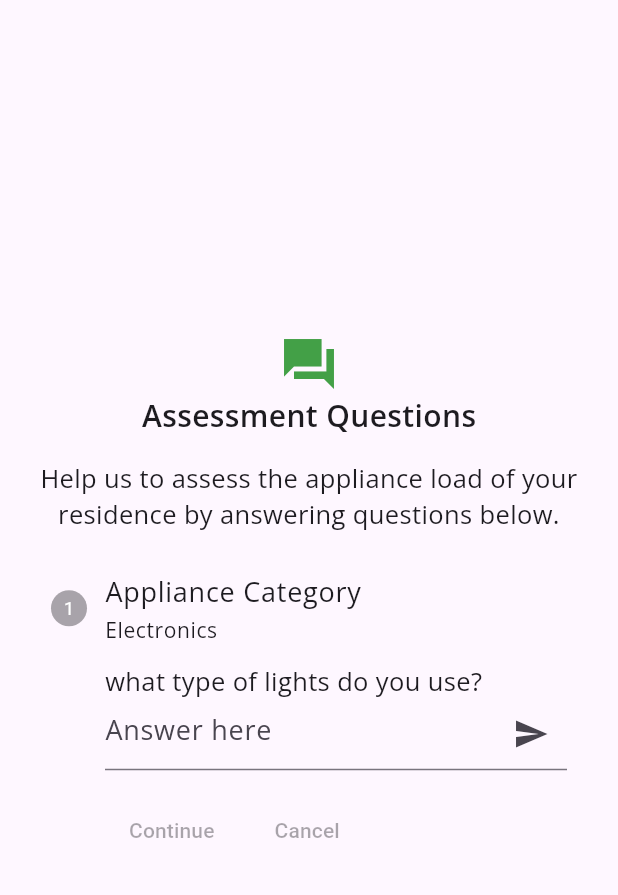
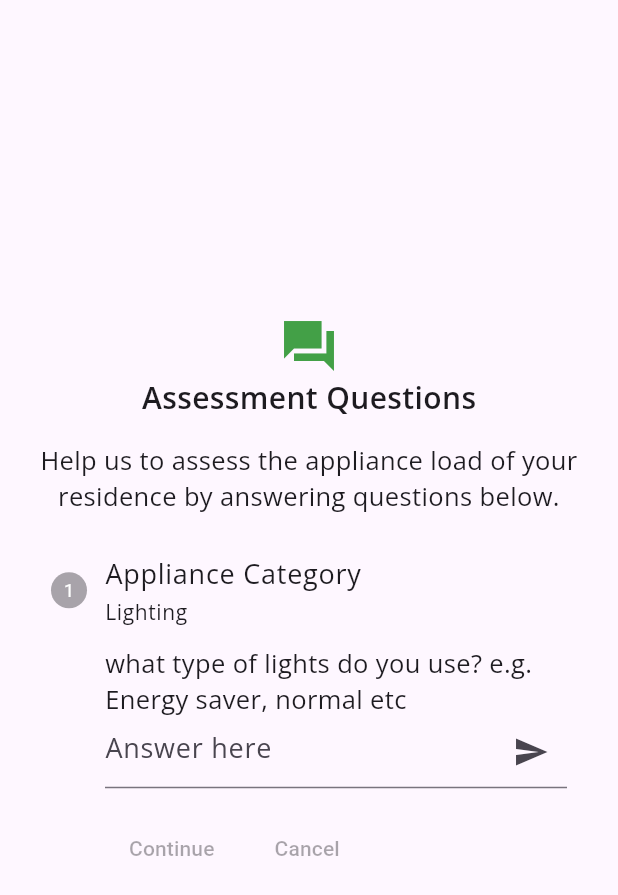
Before and after one commit to ZhenLink/Green-Energy, a Flutter app: the AssessmentSteps screen opened directly, on a phone screen of 412 x 824 dp. Shown: the top 895 px of the screen. Run offline on Flutter 3.47's test engine with Material 2 defaults, Android fonts, the phone set to English and light mode, and no system bars; our stand-ins replace geolocator, get, google_fonts, google_nav_bar, image_picker; missing offline and left inert: dialog_flowtter; statements that could not run were skipped.

Commit message:
initial commit

```diff
--- a/lib/Models/appliance_assessment.dart
+++ b/lib/Models/appliance_assessment.dart
@@ -10,15 +10,18 @@ class ApplianceAssessment {
   static const int fridgesLoad = 400; //in watts
   static const int cookersLoad = 3000; //in watts
   static const int microwavesLoad = 600; //in watts
+  static const int toastersLoad = 600; //in watts
+  static const int blendersLoad = 400; //in watts
   static const int printersLoad = 50; //in watts
   static const int hairdryersLoad = 1500; //in watts
   static const int hairshaverload = 500; //in watts
-  static const int ir0nsLoad = 2000; //in watts
+  static const int ironsLoad = 2000; //in watts
   static const int electricFanLoad = 2000; //in watts
 
   var applianceAssessmentQuestions = [
     {
-      "Question": "what type of lights do you use?",
+      "Question":
+          "what type of lights do you use? e.g. Energy saver, normal etc",
       "Appliance-Category": "Lighting",
     },
     {
@@ -26,40 +29,43 @@ class ApplianceAssessment {
       "Appliance-Category": "Lighting",
     },
     {
-      "Question": "",
-      "Answer": "",
+      "Question": "Approximately, How many hours do they stay on?",
       "Appliance-Category": "Lighting",
     },
     {
-      "Question": "",
-      "Answer": "",
-      "Appliance-Category": "Cooking",
-      "total-load": 0
+      "Question": "What cooking utilities do you use? e.g. Cooker, Fridge etc",
+      "Appliance-Category": "Cooking/ Kitchen",
     },
     {
-      "Question": "",
-      "Answer": "",
-      "Appliance-Category": "Cooking",
+      "Question": "Approximately, How many hours do they stay on?",
+      "Appliance-Category": "Cooking/ Kitchen",
     },
     {
-      "Question": "",
-      "Answer": "",
-      "Appliance-Category": "Cooking",
+      "Question":
+          "How many do you have per cooking utility e.g. Cooker = 2, etc",
+      "Appliance-Category": "Cooking/ Kitchen",
     },
     {
-      "Question": "",
-      "Answer": "",
+      "Question":
+          "What Electronic devices do you use? e.g. Phones, Laptops etc",
       "Appliance-Category": "Electronics",
     },
     {
-      "Question": "",
-      "Answer": "",
+      "Question": "Approximately, How many hours do they stay on?",
       "Appliance-Category": "Electronics",
     },
     {
-      "Question": "",
-      "Answer": "",
+      "Question": "How many do you have per device e.g. laptops = 2, etc",
       "Appliance-Category": "Electronics",
+    },
+    {
+      "Question":
+          "What other house accessories do you use? e.g. Fans, Irons etc ",
+      "Appliance-Category": "House Accessories",
+    },
+    {
+      "Question": "How many do you have per device e.g. Irons = 2, etc",
+      "Appliance-Category": "House Accessories",
     },
   ];
 }
--- a/lib/assessment/assessment_steps.dart
+++ b/lib/assessment/assessment_steps.dart
@@ -75,8 +75,15 @@ class _AssessmentStepsState extends State<AssessmentSteps> {
                     Step(
                         title: Text('Appliance Category',
                             style: GoogleFonts.openSans(fontSize: 18)),
-                        subtitle: Text('Electronics',
-                            style: GoogleFonts.openSans(fontSize: 14)),
+                        subtitle: _questionIndex <
+                                data.applianceAssessmentQuestions.length
+                            ? Text(
+                                data.applianceAssessmentQuestions[
+                                        _questionIndex]['Appliance-Category']
+                                    .toString(),
+                                style: GoogleFonts.openSans(fontSize: 14))
+                            : Text('categories finished',
+                                style: GoogleFonts.openSans(fontSize: 14)),
                         content: Column(
                           crossAxisAlignment: CrossAxisAlignment.start,
                           children: [
@@ -87,7 +94,7 @@ class _AssessmentStepsState extends State<AssessmentSteps> {
                                         .applianceAssessmentQuestions[
                                             _questionIndex]['Question']
                                         .toString())
-                                : Text('Completed! Continue',
+                                : Text('Assessment Completed!',
                                     style: GoogleFonts.openSans(fontSize: 16)),
                             TextField(
                                 style: const TextStyle(fontSize: 18),
--- a/lib/assessment/client_location.dart
+++ b/lib/assessment/client_location.dart
@@ -15,7 +15,7 @@ class ClientLocation extends StatefulWidget {
 
 class _ClientLocationState extends State<ClientLocation> {
   String _locationAddress = "Not set";
-  bool _locationSet = false;
+  bool _locationSet = true;
 
   Private myPrivates = Private();
 
--- a/lib/auth/sign in/Login_form.dart
+++ b/lib/auth/sign in/Login_form.dart
@@ -135,7 +135,7 @@ class _SignInFormState extends State<SignInForm> {
                               ),
                             ),
                             //print(_response!.body['message'])
-                            //Get.to(() => const Home())
+                            Get.to(() => const Home())
                           }
                       }
                   },
```
